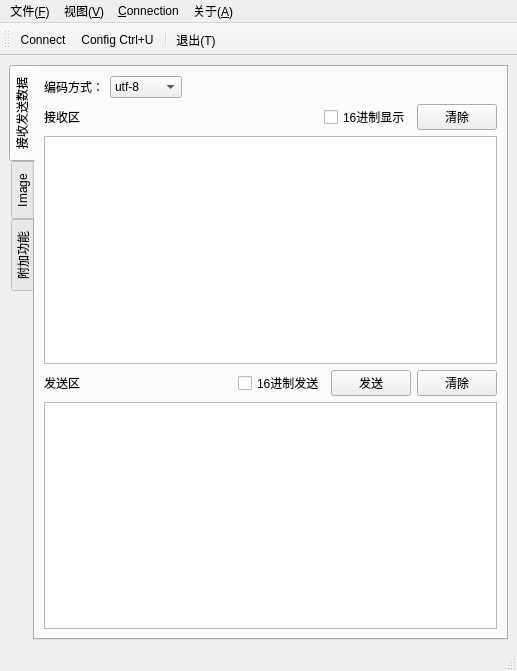
First picture: the form in gui/mainwindow.ui, repository IronSublimate/serialport-bluetooth-helper, before the edit.
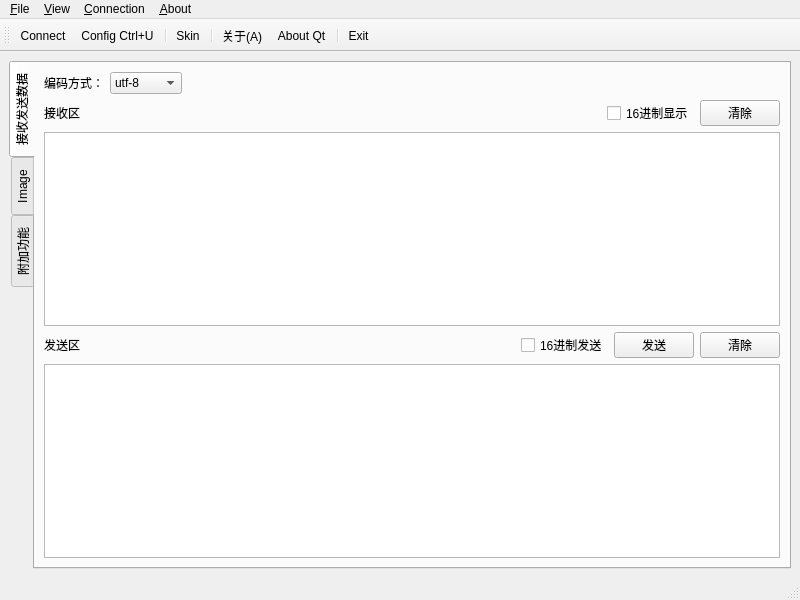
Second picture: the form after the edit. The open tabs and pages were chosen to show the change. Icons and pictures are not drawn. Custom widgets are drawn as their Qt base class.

Commit message: 增加action 增加qss

Patch:
```diff
--- a/gui/mainwindow.ui
+++ b/gui/mainwindow.ui
@@ -6,8 +6,8 @@
    <rect>
     <x>0</x>
     <y>0</y>
-    <width>517</width>
-    <height>671</height>
+    <width>800</width>
+    <height>600</height>
    </rect>
   </property>
   <property name="windowTitle">
@@ -776,26 +776,26 @@
     <rect>
      <x>0</x>
      <y>0</y>
-     <width>517</width>
+     <width>800</width>
      <height>26</height>
     </rect>
    </property>
    <widget class="QMenu" name="menu">
     <property name="title">
-     <string>文件(&amp;F)</string>
+     <string>&amp;File</string>
     </property>
     <addaction name="action_exit"/>
    </widget>
    <widget class="QMenu" name="menu_2">
     <property name="title">
-     <string>关于(&amp;A)</string>
+     <string>&amp;About</string>
     </property>
     <addaction name="actionAbout_Qt"/>
     <addaction name="actionAboutThis"/>
    </widget>
    <widget class="QMenu" name="menu_3">
     <property name="title">
-     <string>视图(&amp;V)</string>
+     <string>&amp;View</string>
     </property>
     <addaction name="separator"/>
     <addaction name="actiondfa"/>
@@ -827,6 +827,11 @@
    <addaction name="actionConnect"/>
    <addaction name="action_Uart"/>
    <addaction name="separator"/>
+   <addaction name="actiondfa"/>
+   <addaction name="separator"/>
+   <addaction name="actionAboutThis"/>
+   <addaction name="actionAbout_Qt"/>
+   <addaction name="separator"/>
    <addaction name="action_exit"/>
   </widget>
   <action name="action_exit">
@@ -835,7 +840,7 @@
      <normaloff>:/img/application-exit.png</normaloff>:/img/application-exit.png</iconset>
    </property>
    <property name="text">
-    <string>退出(&amp;T)</string>
+    <string>&amp;Exit</string>
    </property>
    <property name="shortcut">
     <string>Ctrl+Q</string>
@@ -860,7 +865,7 @@
   </action>
   <action name="actiondfa">
    <property name="text">
-    <string>皮肤(&amp;S)</string>
+    <string>&amp;Skin</string>
    </property>
   </action>
   <action name="action_Uart">
```
Left out of the diff: 18 changed lines with no effect on the pictures. The commit also changes 15 other files.
